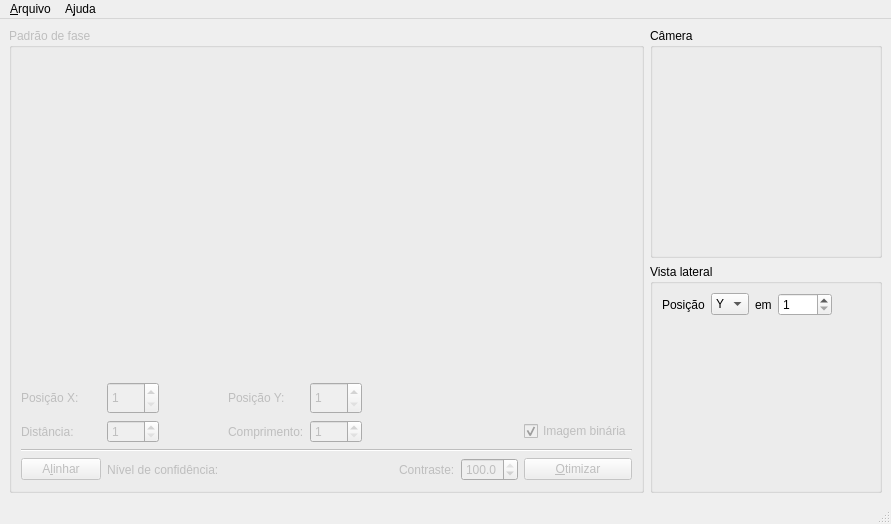
First picture: the form in mainwindow.ui, repository airtonrampim/PhaseOptimizer, before the edit.
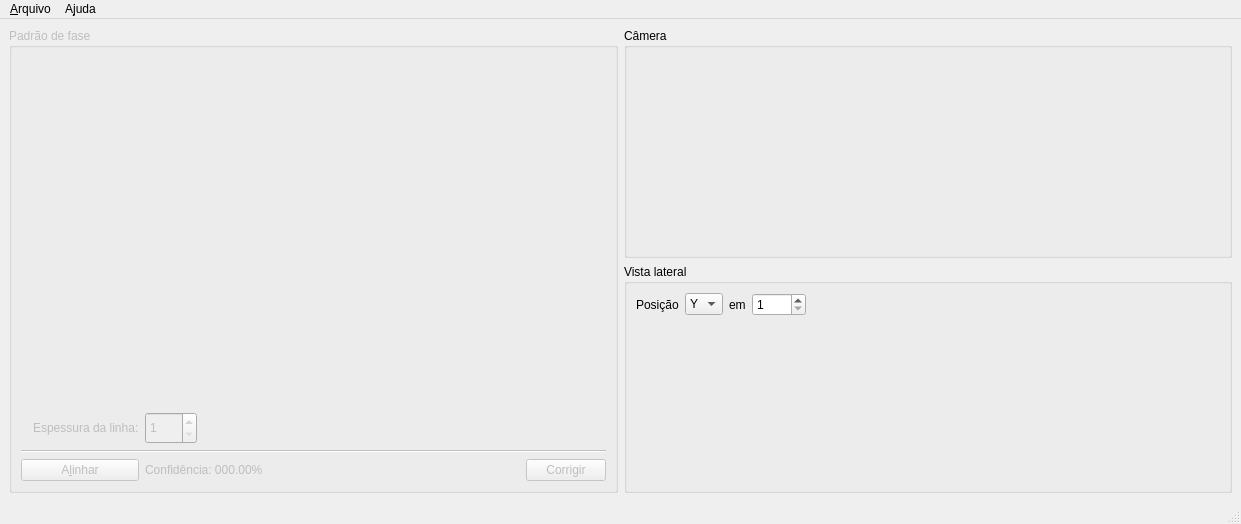
Second picture: the form after the edit. Icons and pictures are not drawn.

Commit message: Mudanças a serem submetidas: 	modified:   .kdev4/PhaseOptimizer.kdev4 	modified:   PhaseOptimizer.py 	modified:   camera_simulation.py 	modified:   images/rectangle2.png 	modified:   mainwindow.py 	modified:   mainwindow.ui 	modified:   optimize.py 	modified:   phase.py

The edit to the form file:
```diff
--- a/mainwindow.ui
+++ b/mainwindow.ui
@@ -6,7 +6,7 @@
    <rect>
     <x>0</x>
     <y>0</y>
-    <width>891</width>
+    <width>1241</width>
     <height>524</height>
    </rect>
   </property>
@@ -47,6 +47,95 @@
       </layout>
      </widget>
     </item>
+    <item row="1" column="0" rowspan="2">
+     <widget class="QGroupBox" name="gbPhase">
+      <property name="enabled">
+       <bool>false</bool>
+      </property>
+      <property name="title">
+       <string>Padrão de fase</string>
+      </property>
+      <layout class="QGridLayout" name="gridLayout_3">
+       <item row="8" column="7">
+        <widget class="QPushButton" name="pbCorrect">
+         <property name="text">
+          <string>Corrigir</string>
+         </property>
+        </widget>
+       </item>
+       <item row="1" column="2">
+        <widget class="QLabel" name="lblLineThickness">
+         <property name="text">
+          <string>Espessura da linha:</string>
+         </property>
+        </widget>
+       </item>
+       <item row="0" column="2" colspan="6">
+        <widget class="QLabel" name="lblPhase">
+         <property name="contextMenuPolicy">
+          <enum>Qt::ActionsContextMenu</enum>
+         </property>
+         <property name="text">
+          <string/>
+         </property>
+         <property name="alignment">
+          <set>Qt::AlignCenter</set>
+         </property>
+        </widget>
+       </item>
+       <item row="5" column="0" colspan="8">
+        <widget class="Line" name="line">
+         <property name="orientation">
+          <enum>Qt::Horizontal</enum>
+         </property>
+        </widget>
+       </item>
+       <item row="8" column="0" colspan="3">
+        <widget class="QPushButton" name="pbAlign">
+         <property name="text">
+          <string>A&amp;linhar</string>
+         </property>
+        </widget>
+       </item>
+       <item row="1" column="3">
+        <widget class="QSpinBox" name="sbLineThickness">
+         <property name="maximumSize">
+          <size>
+           <width>52</width>
+           <height>32</height>
+          </size>
+         </property>
+         <property name="minimum">
+          <number>1</number>
+         </property>
+         <property name="maximum">
+          <number>1024</number>
+         </property>
+        </widget>
+       </item>
+       <item row="8" column="5">
+        <spacer name="horizontalSpacer_2">
+         <property name="orientation">
+          <enum>Qt::Horizontal</enum>
+         </property>
+         <property name="sizeHint" stdset="0">
+          <size>
+           <width>40</width>
+           <height>20</height>
+          </size>
+         </property>
+        </spacer>
+       </item>
+       <item row="8" column="3">
+        <widget class="QLabel" name="lblConfidence">
+         <property name="text">
+          <string>Confidência: 000.00%</string>
+         </property>
+        </widget>
+       </item>
+      </layout>
+     </widget>
+    </item>
     <item row="2" column="1">
      <widget class="QGroupBox" name="gbCameraSideView">
       <property name="enabled">
@@ -132,222 +221,6 @@
       </layout>
      </widget>
     </item>
-    <item row="1" column="0" rowspan="2">
-     <widget class="QGroupBox" name="gbPhase">
-      <property name="enabled">
-       <bool>false</bool>
-      </property>
-      <property name="title">
-       <string>Padrão de fase</string>
-      </property>
-      <layout class="QGridLayout" name="gridLayout_3">
-       <item row="1" column="2">
-        <widget class="QSpinBox" name="sbX">
-         <property name="maximumSize">
-          <size>
-           <width>52</width>
-           <height>32</height>
-          </size>
-         </property>
-         <property name="toolTip">
-          <string>&lt;html&gt;&lt;head/&gt;&lt;body&gt;&lt;p&gt;Indica a posição X do padrão de fase no canvas do SLM&lt;/p&gt;&lt;/body&gt;&lt;/html&gt;</string>
-         </property>
-         <property name="whatsThis">
-          <string>&lt;html&gt;&lt;head/&gt;&lt;body&gt;&lt;p&gt;&lt;br/&gt;&lt;/p&gt;&lt;/body&gt;&lt;/html&gt;</string>
-         </property>
-         <property name="minimum">
-          <number>1</number>
-         </property>
-         <property name="maximum">
-          <number>1280</number>
-         </property>
-        </widget>
-       </item>
-       <item row="1" column="3">
-        <widget class="QLabel" name="lblY">
-         <property name="text">
-          <string>Posição Y:</string>
-         </property>
-        </widget>
-       </item>
-       <item row="3" column="2">
-        <widget class="QSpinBox" name="sbDistanceGrating">
-         <property name="maximumSize">
-          <size>
-           <width>52</width>
-           <height>32</height>
-          </size>
-         </property>
-         <property name="minimum">
-          <number>1</number>
-         </property>
-         <property name="maximum">
-          <number>1024</number>
-         </property>
-        </widget>
-       </item>
-       <item row="3" column="3">
-        <widget class="QLabel" name="lblLengthGrating">
-         <property name="text">
-          <string>Comprimento:</string>
-         </property>
-        </widget>
-       </item>
-       <item row="6" column="1" colspan="8">
-        <widget class="Line" name="line">
-         <property name="orientation">
-          <enum>Qt::Horizontal</enum>
-         </property>
-        </widget>
-       </item>
-       <item row="7" column="2">
-        <widget class="QLabel" name="lblConfidence">
-         <property name="text">
-          <string>Nível de confidência: </string>
-         </property>
-        </widget>
-       </item>
-       <item row="1" column="5" colspan="4">
-        <spacer name="horizontalSpacer">
-         <property name="orientation">
-          <enum>Qt::Horizontal</enum>
-         </property>
-         <property name="sizeHint" stdset="0">
-          <size>
-           <width>40</width>
-           <height>20</height>
-          </size>
-         </property>
-        </spacer>
-       </item>
-       <item row="7" column="6">
-        <widget class="QLabel" name="lblContrast">
-         <property name="text">
-          <string>Contraste:</string>
-         </property>
-        </widget>
-       </item>
-       <item row="3" column="8">
-        <widget class="QCheckBox" name="cbBinary">
-         <property name="text">
-          <string>Imagem binária</string>
-         </property>
-         <property name="checked">
-          <bool>true</bool>
-         </property>
-        </widget>
-       </item>
-       <item row="1" column="1">
-        <widget class="QLabel" name="lblX">
-         <property name="text">
-          <string>Posição X:</string>
-         </property>
-        </widget>
-       </item>
-       <item row="7" column="8">
-        <widget class="QPushButton" name="pbOptimize">
-         <property name="text">
-          <string>&amp;Otimizar</string>
-         </property>
-        </widget>
-       </item>
-       <item row="3" column="4">
-        <widget class="QSpinBox" name="sbLengthGrating">
-         <property name="maximumSize">
-          <size>
-           <width>52</width>
-           <height>32</height>
-          </size>
-         </property>
-         <property name="minimum">
-          <number>1</number>
-         </property>
-         <property name="maximum">
-          <number>1024</number>
-         </property>
-        </widget>
-       </item>
-       <item row="0" column="1" colspan="8">
-        <widget class="QLabel" name="lblPhase">
-         <property name="contextMenuPolicy">
-          <enum>Qt::ActionsContextMenu</enum>
-         </property>
-         <property name="text">
-          <string/>
-         </property>
-         <property name="alignment">
-          <set>Qt::AlignCenter</set>
-         </property>
-        </widget>
-       </item>
-       <item row="7" column="1">
-        <widget class="QPushButton" name="pbAlign">
-         <property name="text">
-          <string>A&amp;linhar</string>
-         </property>
-        </widget>
-       </item>
-       <item row="7" column="5">
-        <spacer name="horizontalSpacer_2">
-         <property name="orientation">
-          <enum>Qt::Horizontal</enum>
-         </property>
-         <property name="sizeHint" stdset="0">
-          <size>
-           <width>40</width>
-           <height>20</height>
-          </size>
-         </property>
-        </spacer>
-       </item>
-       <item row="1" column="4">
-        <widget class="QSpinBox" name="sbY">
-         <property name="maximumSize">
-          <size>
-           <width>52</width>
-           <height>32</height>
-          </size>
-         </property>
-         <property name="toolTip">
-          <string>&lt;html&gt;&lt;head/&gt;&lt;body&gt;&lt;p&gt;Indica a posição Y do padrão de fase no canvas do SLM&lt;/p&gt;&lt;/body&gt;&lt;/html&gt;</string>
-         </property>
-         <property name="whatsThis">
-          <string>&lt;html&gt;&lt;head/&gt;&lt;body&gt;&lt;p&gt;&lt;br/&gt;&lt;/p&gt;&lt;/body&gt;&lt;/html&gt;</string>
-         </property>
-         <property name="minimum">
-          <number>1</number>
-         </property>
-         <property name="maximum">
-          <number>1024</number>
-         </property>
-        </widget>
-       </item>
-       <item row="3" column="1">
-        <widget class="QLabel" name="lblDistanceGrating">
-         <property name="text">
-          <string>Distância:</string>
-         </property>
-        </widget>
-       </item>
-       <item row="7" column="7">
-        <widget class="QDoubleSpinBox" name="dsbContrast">
-         <property name="decimals">
-          <number>1</number>
-         </property>
-         <property name="maximum">
-          <double>100.000000000000000</double>
-         </property>
-         <property name="singleStep">
-          <double>0.100000000000000</double>
-         </property>
-         <property name="value">
-          <double>100.000000000000000</double>
-         </property>
-        </widget>
-       </item>
-      </layout>
-     </widget>
-    </item>
    </layout>
   </widget>
   <widget class="QMenuBar" name="menubar">
@@ -355,7 +228,7 @@
     <rect>
      <x>0</x>
      <y>0</y>
-     <width>891</width>
+     <width>1241</width>
      <height>30</height>
     </rect>
    </property>
```
Left out of the diff: 9 changed lines with no effect on the pictures. The commit also changes 7 other files.
